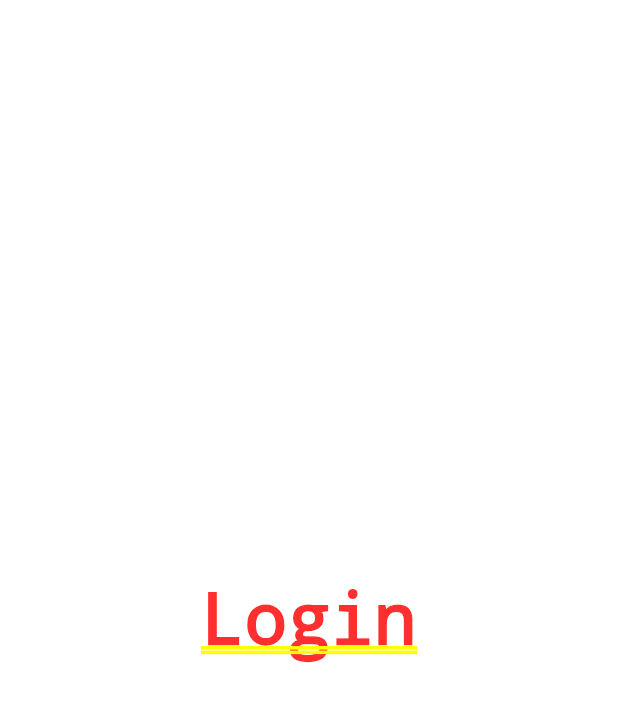
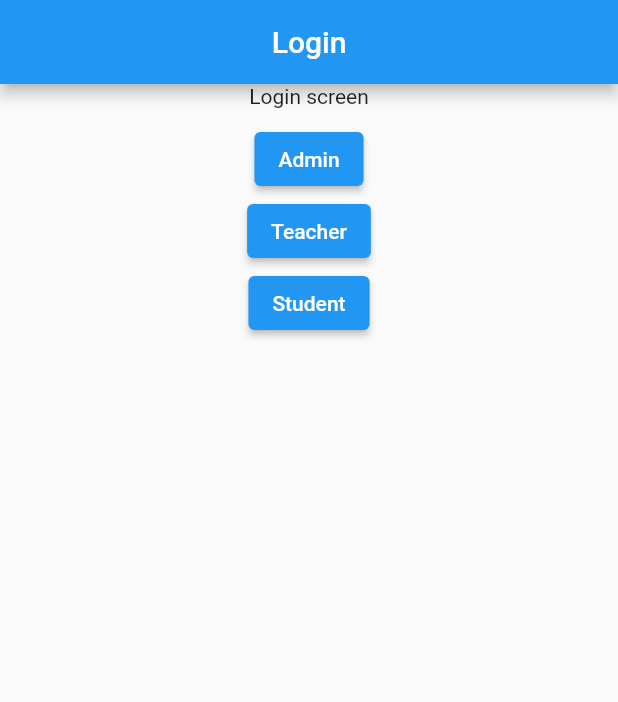
Before and after one commit to ChandulaM/student-profile-flutter, a Flutter app: the screen it shows after launch, on a phone screen of 412 x 824 dp. Shown: the top 702 px of the screen. Run offline on Flutter 3.47's test engine with Material 2 defaults, Android fonts, the phone set to English and light mode, and no system bars.

Commit message:
Added routes and started student screens

```diff
--- a/lib/main.dart
+++ b/lib/main.dart
@@ -1,5 +1,7 @@
 import 'package:flutter/material.dart';
-import 'package:student_profile/screens/login.dart';
+import 'package:student_profile/screens/authentication/authenticate.dart';
+import 'package:student_profile/screens/authentication/login.dart';
+import 'package:student_profile/screens/student/student_home.dart';
 
 void main() {
   runApp(const MyApp());
@@ -17,7 +19,11 @@ class MyApp extends StatelessWidget {
       theme: ThemeData(
         primarySwatch: Colors.blue,
       ),
-      home: const Login(),
+      initialRoute: Authenticate.routeName,
+      routes: {
+        Authenticate.routeName: (context) => const Authenticate(),
+        StudentHome.routeName: (context) => const StudentHome(),
+      },
     );
   }
 }
--- /dev/null
+++ b/lib/screens/authentication/authenticate.dart
@@ -0,0 +1,19 @@
+import 'package:flutter/material.dart';
+import 'package:student_profile/screens/authentication/login.dart';
+import 'package:student_profile/screens/authentication/signup.dart';
+
+class Authenticate extends StatefulWidget {
+  const Authenticate({Key? key}) : super(key: key);
+  static const String routeName = "/authenticate";
+  @override
+  _AuthenticateState createState() => _AuthenticateState();
+}
+
+class _AuthenticateState extends State<Authenticate> {
+  bool showLogin = true;
+
+  @override
+  Widget build(BuildContext context) {
+    return showLogin ? Login() : SignUp();
+  }
+}
--- /dev/null
+++ b/lib/screens/authentication/login.dart
@@ -0,0 +1,31 @@
+import 'package:flutter/material.dart';
+
+class Login extends StatelessWidget {
+  const Login({Key? key}) : super(key: key);
+
+  // !! Temporary Layout !! //
+  @override
+  Widget build(BuildContext context) {
+    return Scaffold(
+      appBar: AppBar(
+        title: const Text('Login'),
+        centerTitle: true,
+      ),
+      body: Center(
+        child: Column(
+          children: [
+            const Text('Login screen'),
+            const SizedBox(
+              height: 10.0,
+            ),
+            ElevatedButton(onPressed: () {}, child: Text('Admin')),
+            ElevatedButton(onPressed: () {}, child: Text('Teacher')),
+            ElevatedButton(
+                onPressed: () => Navigator.pushNamed(context, '/studentHome'),
+                child: Text('Student'))
+          ],
+        ),
+      ),
+    );
+  }
+}
--- a/lib/screens/login.dart
+++ /dev/null
@@ -1,12 +0,0 @@
-import 'package:flutter/material.dart';
-
-class Login extends StatelessWidget {
-  const Login({Key? key}) : super(key: key);
-
-  @override
-  Widget build(BuildContext context) {
-    return const Center(
-      child: Text('Login'),
-    );
-  }
-}
```
Also changed, not shown: lib/common/subject_item_card.dart (added, +12 -0 lines), lib/screens/authentication/signup.dart (added, +18 -0 lines), lib/screens/student/forums.dart (added, +17 -0 lines), lib/screens/student/student_home.dart (added, +50 -0 lines), lib/screens/student/student_marks.dart (added, +17 -0 lines), lib/screens/student/student_position.dart (added, +17 -0 lines), lib/screens/student/student_profile.dart (added, +17 -0 lines).
